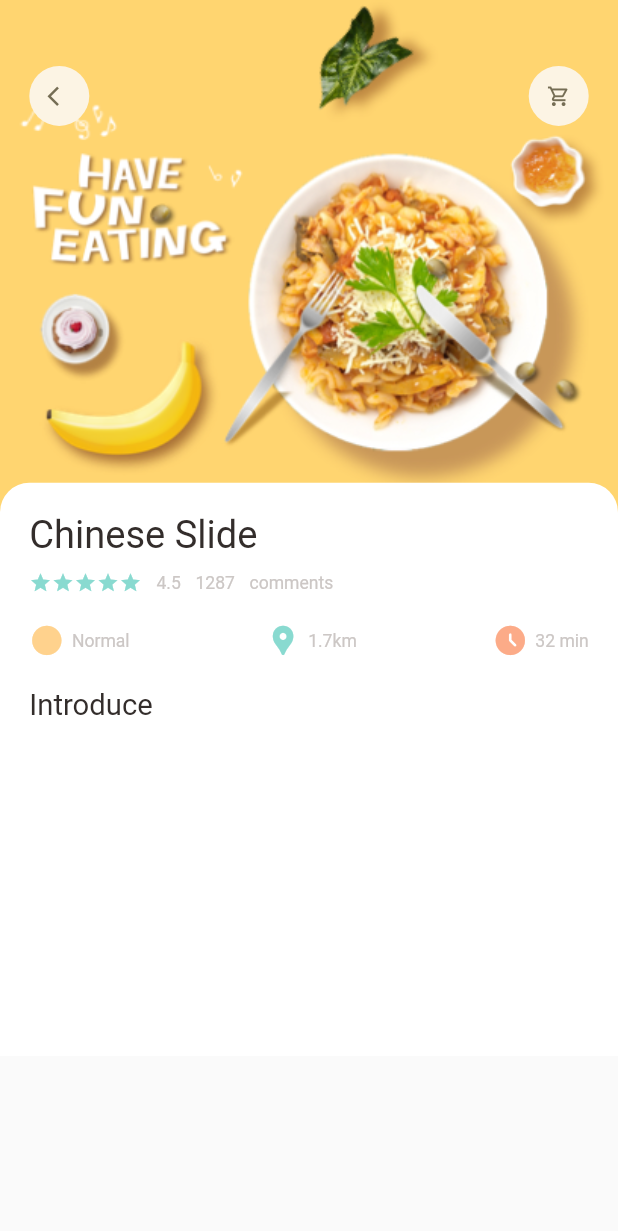
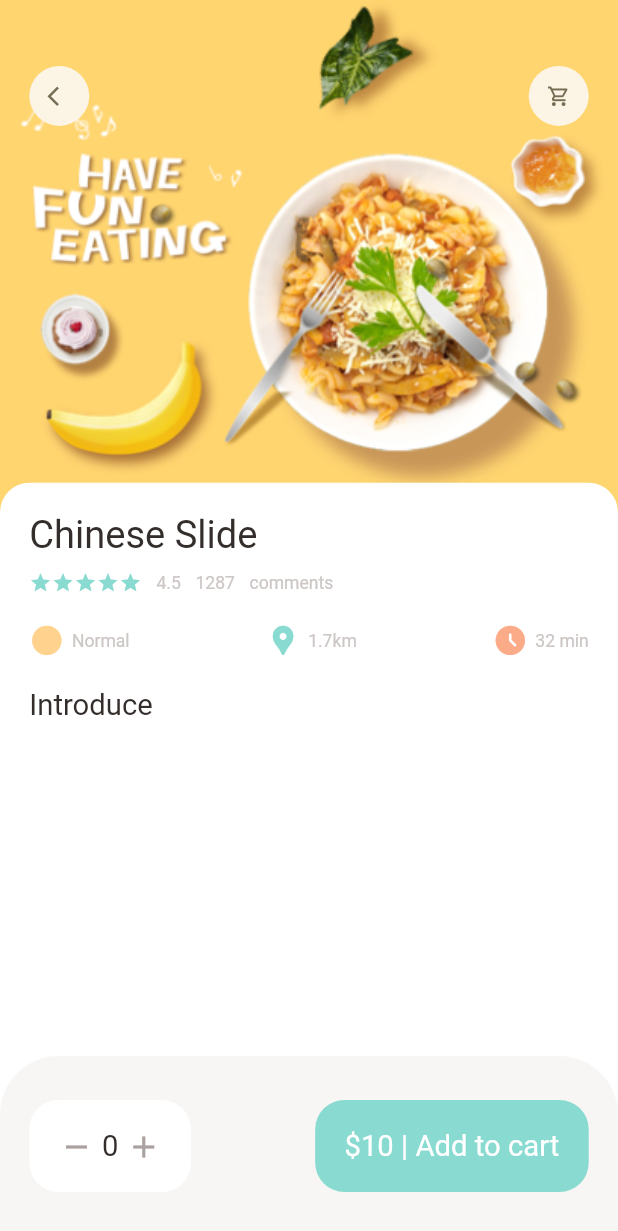
Before and after one commit to mehedi4958/food-delivery, a Flutter app: the screen it shows after launch, on a phone screen of 412 x 824 dp. Shown: the top 1231 px of the screen. Run offline on Flutter 3.47's test engine with Material 2 defaults, Android fonts, the phone set to English and light mode, and no system bars; our stand-ins replace dots_indicator, get.

Commit message:
bottom nav bar layout designed

```diff
--- a/lib/pages/food/popular_food_detail.dart
+++ b/lib/pages/food/popular_food_detail.dart
@@ -1,4 +1,5 @@
 import 'package:flutter/material.dart';
+import 'package:food_delivery/utils/colors.dart';
 import 'package:food_delivery/utils/dimension.dart';
 
 import '../../widgets/app_column.dart';
@@ -11,6 +12,7 @@ class PopularFoodDetail extends StatelessWidget {
   @override
   Widget build(BuildContext context) {
     return Scaffold(
+      backgroundColor: Colors.white,
       body: Stack(
         children: [
           Positioned(
@@ -78,11 +80,60 @@ class PopularFoodDetail extends StatelessWidget {
           right: Dimensions.width20,
         ),
         decoration: BoxDecoration(
+          color: AppColors.buttonBackgroundColor,
           borderRadius: BorderRadius.only(
             topLeft: Radius.circular(Dimensions.radius20 * 2),
             topRight: Radius.circular(Dimensions.radius20 * 2),
           ),
         ),
+        child: Row(
+          mainAxisAlignment: MainAxisAlignment.spaceBetween,
+          children: [
+            Container(
+              padding: EdgeInsets.only(
+                top: Dimensions.height20,
+                bottom: Dimensions.height20,
+                right: Dimensions.width20,
+                left: Dimensions.width20,
+              ),
+              decoration: BoxDecoration(
+                borderRadius: BorderRadius.circular(Dimensions.radius20),
+                color: Colors.white,
+              ),
+              child: Row(
+                children: [
+                  const Icon(
+                    Icons.remove,
+                    color: AppColors.signColor,
+                  ),
+                  SizedBox(width: Dimensions.width10 / 2),
+                  BigText(text: '0'),
+                  SizedBox(width: Dimensions.width10 / 2),
+                  const Icon(
+                    Icons.add,
+                    color: AppColors.signColor,
+                  ),
+                ],
+              ),
+            ),
+            Container(
+              padding: EdgeInsets.only(
+                left: Dimensions.width20,
+                top: Dimensions.height20,
+                right: Dimensions.width20,
+                bottom: Dimensions.height20,
+              ),
+              decoration: BoxDecoration(
+                borderRadius: BorderRadius.circular(Dimensions.radius20),
+                color: AppColors.mainColor,
+              ),
+              child: const BigText(
+                text: '\$10 | Add to cart',
+                color: Colors.white,
+              ),
+            ),
+          ],
+        ),
       ),
     );
   }
```
